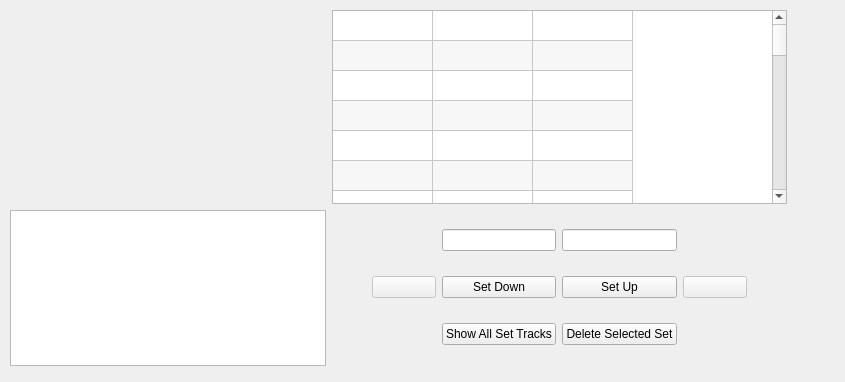
ahlstromcj/seq66, file seq_qt5/forms/qsetmaster.ui: the form before one commit.
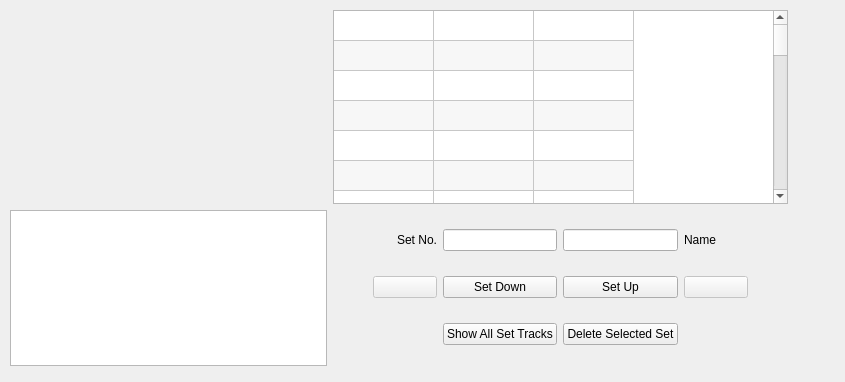
The form after the commit.

Patch:
```diff
--- a/seq_qt5/forms/qsetmaster.ui
+++ b/seq_qt5/forms/qsetmaster.ui
@@ -30,7 +30,7 @@
     <rect>
      <x>10</x>
      <y>10</y>
-     <width>777</width>
+     <width>778</width>
      <height>356</height>
     </rect>
    </property>
@@ -227,6 +227,23 @@
         </property>
        </widget>
       </item>
+      <item row="0" column="1">
+       <widget class="QLabel" name="label">
+        <property name="text">
+         <string>Set No.</string>
+        </property>
+        <property name="alignment">
+         <set>Qt::AlignRight|Qt::AlignTrailing|Qt::AlignVCenter</set>
+        </property>
+       </widget>
+      </item>
+      <item row="0" column="4">
+       <widget class="QLabel" name="label_2">
+        <property name="text">
+         <string>Name</string>
+        </property>
+       </widget>
+      </item>
      </layout>
     </item>
    </layout>
```
Left out of the diff: 3 changed lines with no effect on the pictures.
